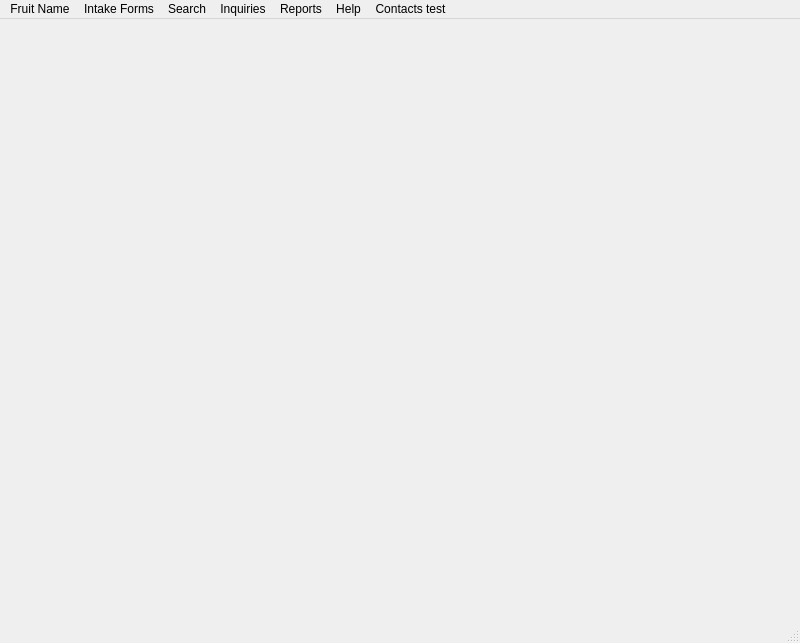
Before: the Qt Designer form drc/DRCClient.ui in lansdon/cpts483_drc, drawn with Qt 5.
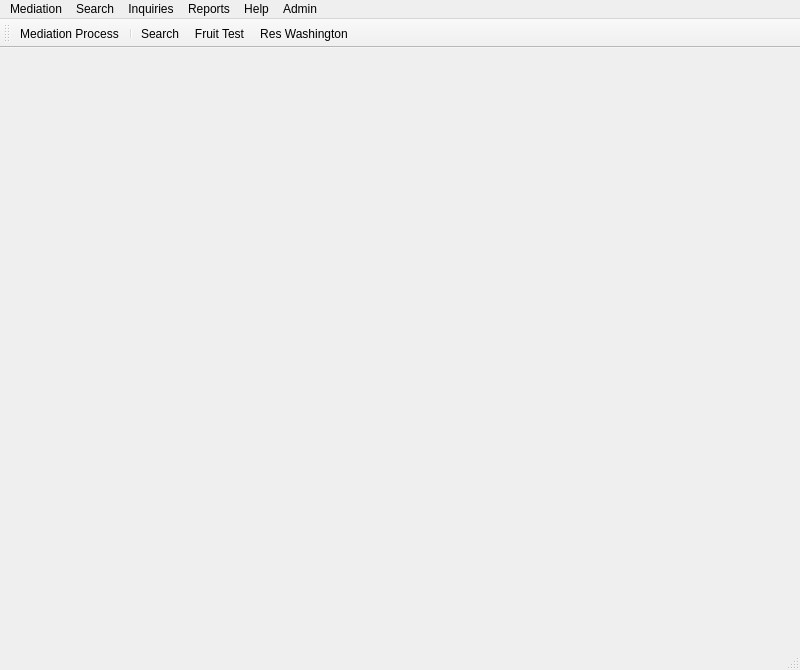
After: the same form once the commit is applied.

Commit message: Rename ContactRecordView to MediationProcessView. Trying out a toolbar.

What changed in the file:
```diff
--- a/drc/DRCClient.ui
+++ b/drc/DRCClient.ui
@@ -32,7 +32,7 @@
      <height>600</height>
     </size>
    </property>
-   <layout class="QVBoxLayout" name="verticalLayout">
+   <layout class="QHBoxLayout" name="horizontalLayout">
     <item>
      <widget class="QWidget" name="widget" native="true">
       <property name="minimumSize">
@@ -46,34 +46,17 @@
    </layout>
   </widget>
   <widget class="QMenuBar" name="menuBar">
+   <property name="enabled">
+    <bool>true</bool>
+   </property>
    <property name="geometry">
     <rect>
      <x>0</x>
      <y>0</y>
      <width>800</width>
-     <height>21</height>
+     <height>22</height>
     </rect>
    </property>
-   <widget class="QMenu" name="menuFruit_Name">
-    <property name="title">
-     <string>Fruit Name</string>
-    </property>
-    <addaction name="actionNew_Fruit_Submission"/>
-   </widget>
-   <widget class="QMenu" name="menuIntake_Forms">
-    <property name="title">
-     <string>Intake Forms</string>
-    </property>
-    <addaction name="actionNew_Form"/>
-    <addaction name="separator"/>
-    <addaction name="actionFind_Form"/>
-    <addaction name="actionSave"/>
-    <addaction name="separator"/>
-    <addaction name="actionReset_Form"/>
-    <addaction name="actionDelete"/>
-    <addaction name="actionPrint"/>
-    <addaction name="separator"/>
-   </widget>
    <widget class="QMenu" name="menuInquiries">
     <property name="title">
      <string>Inquiries</string>
@@ -105,21 +88,42 @@
     </property>
     <addaction name="actionNew_search_form"/>
    </widget>
-   <widget class="QMenu" name="menuContacts_test">
+   <widget class="QMenu" name="menu_mediationProcess">
     <property name="title">
-     <string>Contacts test</string>
+     <string>Mediation</string>
     </property>
     <addaction name="actionOpen_contact_view"/>
    </widget>
-   <addaction name="menuFruit_Name"/>
-   <addaction name="menuIntake_Forms"/>
+   <widget class="QMenu" name="menuAdmin">
+    <property name="title">
+     <string>Admin</string>
+    </property>
+    <addaction name="actionCreate_new_User"/>
+   </widget>
+   <addaction name="menu_mediationProcess"/>
    <addaction name="menuSearch"/>
    <addaction name="menuInquiries"/>
    <addaction name="menuReports"/>
    <addaction name="menuHelp"/>
-   <addaction name="menuContacts_test"/>
+   <addaction name="menuAdmin"/>
   </widget>
   <widget class="QStatusBar" name="statusBar"/>
+  <widget class="QToolBar" name="toolBar">
+   <property name="windowTitle">
+    <string>toolBar</string>
+   </property>
+   <attribute name="toolBarArea">
+    <enum>TopToolBarArea</enum>
+   </attribute>
+   <attribute name="toolBarBreak">
+    <bool>false</bool>
+   </attribute>
+   <addaction name="actionMediation_Process"/>
+   <addaction name="separator"/>
+   <addaction name="actionNew_search_form"/>
+   <addaction name="actionFruit_Test"/>
+   <addaction name="actionCase_Summary"/>
+  </widget>
   <action name="actionNew_Form">
    <property name="text">
     <string>New</string>
@@ -197,7 +201,10 @@
   </action>
   <action name="actionNew_search_form">
    <property name="text">
-    <string>New</string>
+    <string>Search</string>
+   </property>
+   <property name="toolTip">
+    <string>Open a search wizard</string>
    </property>
   </action>
   <action name="actionOpen_contact_view">
@@ -205,6 +212,21 @@
     <string>open</string>
    </property>
   </action>
+  <action name="actionCreate_new_User">
+   <property name="text">
+    <string>Create new User</string>
+   </property>
+  </action>
+  <action name="actionMediation_Process">
+   <property name="text">
+    <string>Mediation Process</string>
+   </property>
+  </action>
+  <action name="actionFruit_Test">
+   <property name="text">
+    <string>Fruit Test</string>
+   </property>
+  </action>
  </widget>
  <layoutdefault spacing="6" margin="11"/>
  <resources/>
```
Left out of the diff: 7 changed lines with no effect on the pictures. The commit also changes 6 other files.
